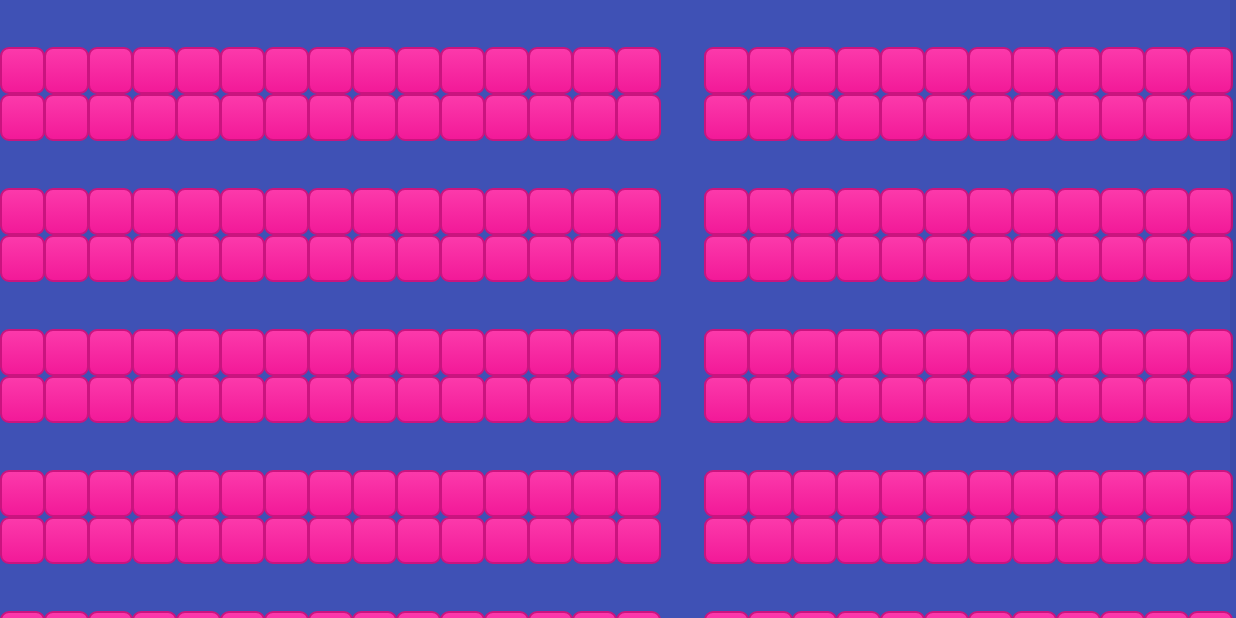
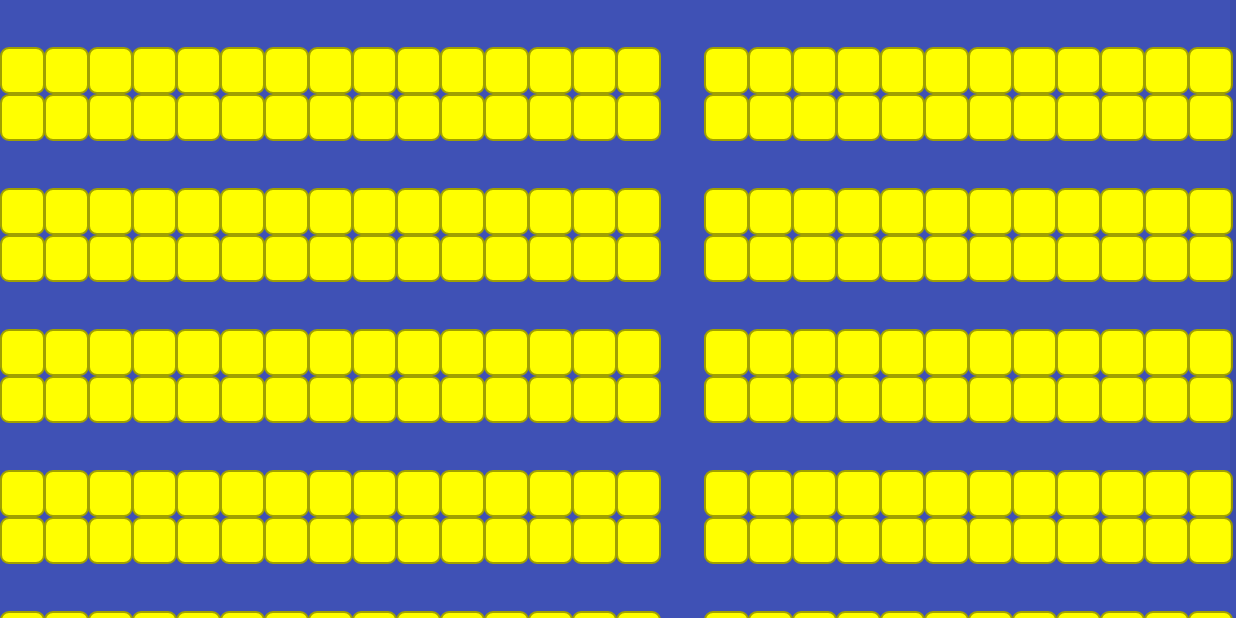
Before and after one commit to JaredP94/Smart-Parking-IoT, an Android app: the ParkingLot1 screen opened directly, with no data from a screen before it, on a phone screen of 824 x 412 dp (held sideways). Run offline under Robolectric (Android 15) with nearby library versions, the phone set to English and light mode, and no system bars.

Commit message:
Update parking bay colours

```diff
--- a/Mobile-App/ParkSmart/app/src/main/java/com/a18g11/parksmart/ParkingLot1.java
+++ b/Mobile-App/ParkSmart/app/src/main/java/com/a18g11/parksmart/ParkingLot1.java
@@ -2,19 +2,16 @@ package com.a18g11.parksmart;
 
 import android.app.Activity;
 import android.content.Context;
-import android.graphics.Color;
 import android.support.v4.content.ContextCompat;
 import android.support.v7.app.AppCompatActivity;
 import android.os.Bundle;
 import android.view.Gravity;
 import android.view.View;
 import android.view.ViewGroup;
-import android.widget.AdapterView;
 import android.widget.ArrayAdapter;
 import android.widget.GridView;
 import android.widget.RelativeLayout;
 import android.widget.TextView;
-import android.widget.Toast;
 
 import com.group18g11.parksmart.R;
 
@@ -36,7 +33,7 @@ public class ParkingLot1 extends AppCompatActivity {
         // Get the application context
         mContext = getApplicationContext();
         mActivity = ParkingLot1.this;
-        mCLayout = (RelativeLayout) findViewById(R.id.relative_layout_parkings);
+        mCLayout = findViewById(R.id.relative_layout_parkings);
 
         Integer rowCounter = 0;
 
--- a/Mobile-App/ParkSmart/app/src/main/res/drawable/gridview_item_background.xml
+++ b/Mobile-App/ParkSmart/app/src/main/res/drawable/gridview_item_background.xml
@@ -3,11 +3,11 @@
     <item>
         <shape android:shape="rectangle">
             <gradient
-                android:startColor="#FFF21998"
-                android:endColor="#fc3aab"
+                android:startColor="@color/yellow"
+                android:endColor="@color/yellow"
                 android:angle="90"
                 />
-            <stroke android:width="1dp" android:color="#ca147f"/>
+            <stroke android:width="1dp" android:color="@color/yellowOutline"/>
             <corners android:radius="5dp"/>
         </shape>
     </item>
--- a/Mobile-App/ParkSmart/app/src/main/res/values/colors.xml
+++ b/Mobile-App/ParkSmart/app/src/main/res/values/colors.xml
@@ -6,4 +6,6 @@
     <color name="red">#FF0000</color>
     <color name="black">#000000</color>
     <color name="grey">#606060</color>
+    <color name="yellow">#FFFF00</color>
+    <color name="yellowOutline">#A0A000</color>
 </resources>
```
